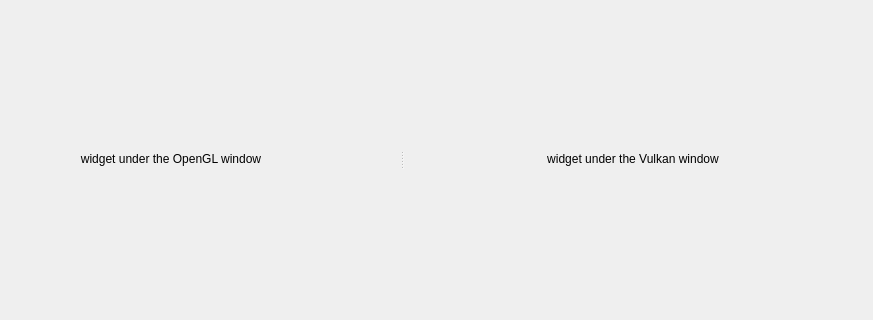
Old version of the form src/ui/main_window/main_window.ui in the repository cppd/math; both pictures show x 223 to 1096 and y 230 to 550 of the 1096 by 874 pixel window.
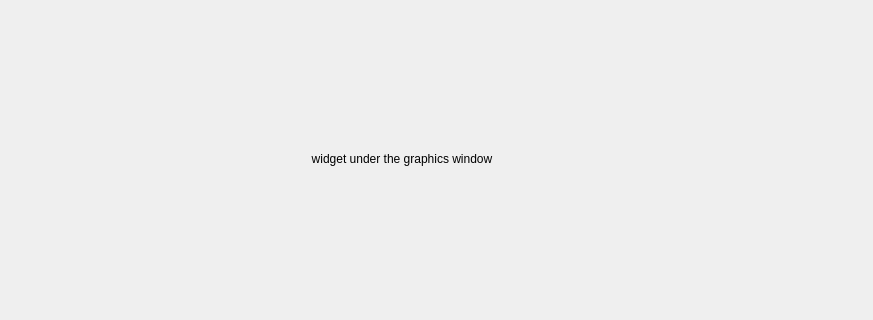
New version of the form. Custom widgets are drawn as their Qt base class.

Commit message: graphics and compute API selection

The edit to the form file:
```diff
--- a/src/ui/main_window/main_window.ui
+++ b/src/ui/main_window/main_window.ui
@@ -1023,30 +1023,7 @@
          </size>
         </property>
         <property name="text">
-         <string>widget under the OpenGL window</string>
-        </property>
-        <property name="textFormat">
-         <enum>Qt::PlainText</enum>
-        </property>
-        <property name="alignment">
-         <set>Qt::AlignCenter</set>
-        </property>
-       </widget>
-       <widget class="GraphicsWidget" name="graphics_widget_vulkan">
-        <property name="sizePolicy">
-         <sizepolicy hsizetype="Preferred" vsizetype="Preferred">
-          <horstretch>3</horstretch>
-          <verstretch>0</verstretch>
-         </sizepolicy>
-        </property>
-        <property name="minimumSize">
-         <size>
-          <width>400</width>
-          <height>400</height>
-         </size>
-        </property>
-        <property name="text">
-         <string>widget under the Vulkan window</string>
+         <string>widget under the graphics window</string>
         </property>
         <property name="textFormat">
          <enum>Qt::PlainText</enum>
```
Left out of the diff: 2 changed lines with no effect on the pictures. The commit also changes 9 other files.
